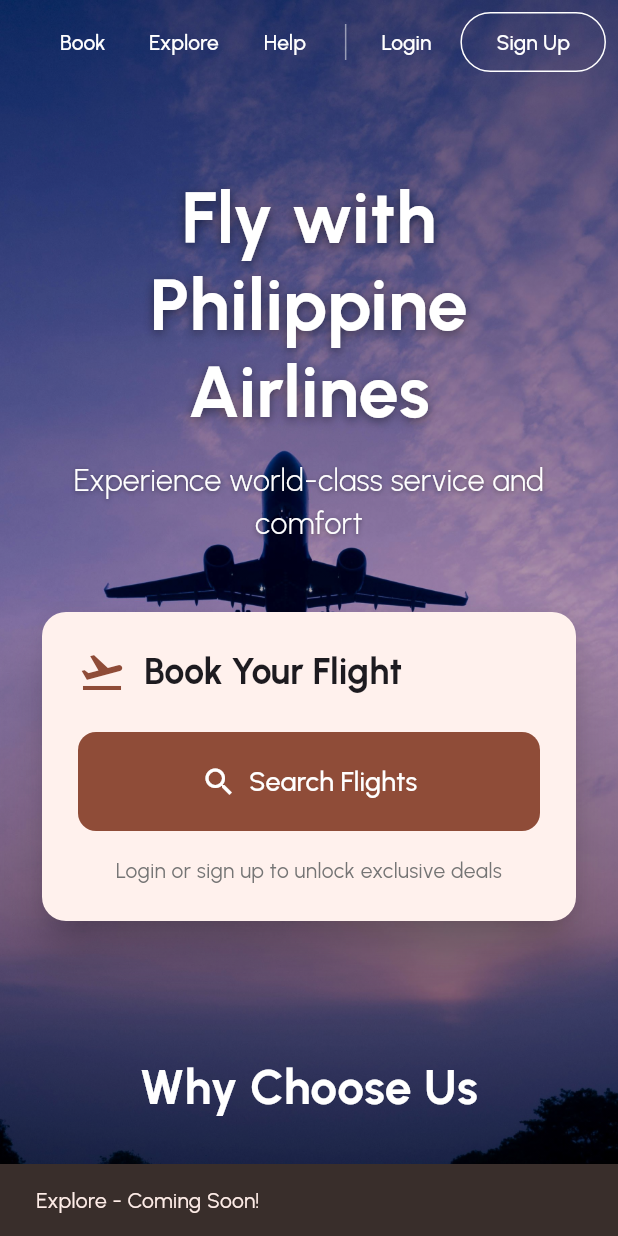
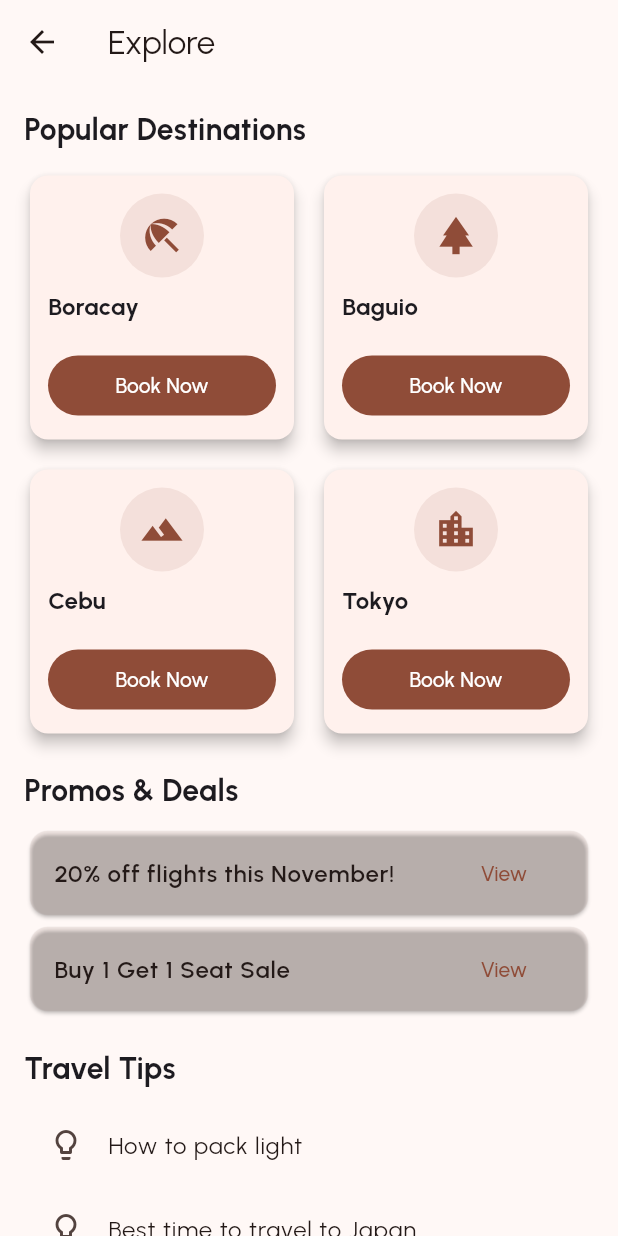
Before and after one commit to Secree/Elective-3---Mobile-App-Development-Project, a Flutter app: the screen it shows after launch, after a tap on "Explore", on a phone screen of 412 x 824 dp. Run offline on Flutter 3.47's test engine with Material 3 defaults, Android fonts, the phone set to English and light mode, and no system bars; our stand-ins replace cloud_firestore, firebase_core, google_fonts, shared_preferences; accounts and stored records are empty.

Commit message:
Explore and About(Help)
nilgayan lng laman ala pa design aligned sa theme halos

```diff
--- a/lib/main.dart
+++ b/lib/main.dart
@@ -6,6 +6,8 @@
 import 'screens/login_page.dart';
 import 'screens/signup_page.dart';
 import 'screens/home_page.dart';
+import 'screens/explore_page.dart';
+import 'screens/help_page.dart';
 import 'screens/reserve_page.dart';
 import 'screens/flight_details_page.dart';
 import 'screens/flight_search_page.dart';
@@ -50,6 +52,8 @@
         '/reserve': (c) => const ReservePage(),
         '/flight_details': (c) => const FlightDetailsPage(),
         '/flight_search': (c) => const FlightSearchPage(),
+        '/explore': (c) => const ExplorePage(),
+        '/help': (c) => const HelpPage(),
       },
     );
   }
--- /dev/null
+++ b/lib/screens/explore_page.dart
@@ -0,0 +1,130 @@
+import 'package:flutter/material.dart';
+
+class ExplorePage extends StatelessWidget {
+  const ExplorePage({super.key});
+
+  final List<Map<String, dynamic>> _destinations = const [
+    {
+      'name': 'Boracay',
+      'description': 'White sand beaches and lively nightlife',
+      'icon': Icons.beach_access,
+    },
+    {
+      'name': 'Baguio',
+      'description': 'Cool mountain air and pine trees',
+      'icon': Icons.park,
+    },
+    {
+      'name': 'Cebu',
+      'description': 'Historical sites and island hopping',
+      'icon': Icons.landscape,
+    },
+    {
+      'name': 'Tokyo',
+      'description': 'Vibrant city life and fantastic food',
+      'icon': Icons.location_city,
+    },
+  ];
+
+  final List<String> _promos = const [
+    '20% off flights this November!',
+    'Buy 1 Get 1 Seat Sale',
+  ];
+
+  final List<String> _tips = const [
+    'How to pack light',
+    'Best time to travel to Japan',
+  ];
+
+  @override
+  Widget build(BuildContext context) {
+    return Scaffold(
+      appBar: AppBar(
+        title: const Text('Explore'),
+        backgroundColor: Colors.transparent,
+        elevation: 0,
+      ),
+      body: SingleChildScrollView(
+        padding: const EdgeInsets.all(16),
+        child: Column(
+          crossAxisAlignment: CrossAxisAlignment.start,
+          children: [
+            const Text('Popular Destinations', style: TextStyle(fontSize: 20, fontWeight: FontWeight.bold)),
+            const SizedBox(height: 12),
+            GridView.count(
+              crossAxisCount: MediaQuery.of(context).size.width > 600 ? 4 : 2,
+              shrinkWrap: true,
+              physics: const NeverScrollableScrollPhysics(),
+              crossAxisSpacing: 12,
+              mainAxisSpacing: 12,
+              children: _destinations.map((d) {
+                return Card(
+                  elevation: 4,
+                  shape: RoundedRectangleBorder(borderRadius: BorderRadius.circular(12)),
+                  child: Padding(
+                    padding: const EdgeInsets.all(12),
+                    child: Column(
+                      crossAxisAlignment: CrossAxisAlignment.stretch,
+                      children: [
+                        CircleAvatar(
+                          radius: 28,
+                          backgroundColor: Theme.of(context).colorScheme.primary.withOpacity(0.1),
+                          child: Icon(d['icon'] as IconData, size: 30, color: Theme.of(context).colorScheme.primary),
+                        ),
+                        const SizedBox(height: 8),
+                        Text(d['name'] as String, style: const TextStyle(fontSize: 16, fontWeight: FontWeight.bold)),
+                        const SizedBox(height: 6),
+                        Expanded(child: Text(d['description'] as String, style: const TextStyle(fontSize: 12, color: Colors.grey))),
+                        const SizedBox(height: 8),
+                        FilledButton(
+                          onPressed: () {
+                            Navigator.of(context).pushNamed('/flight_search');
+                          },
+                          child: const Text('Book Now'),
+                        ),
+                      ],
+                    ),
+                  ),
+                );
+              }).toList(),
+            ),
+            const SizedBox(height: 20),
+            const Text('Promos & Deals', style: TextStyle(fontSize: 20, fontWeight: FontWeight.bold)),
+            const SizedBox(height: 8),
+            Column(
+              children: _promos.map((p) {
+                return Card(
+                  color: Theme.of(context).colorScheme.primary.withOpacity(0.06),
+                  child: ListTile(
+                    title: Text(p, style: const TextStyle(fontWeight: FontWeight.w600)),
+                    trailing: TextButton(
+                      onPressed: () {
+                        ScaffoldMessenger.of(context).showSnackBar(SnackBar(content: Text('Showing promo: $p')));
+                      },
+                      child: const Text('View'),
+                    ),
+                  ),
+                );
+              }).toList(),
+            ),
+            const SizedBox(height: 20),
+            const Text('Travel Tips', style: TextStyle(fontSize: 20, fontWeight: FontWeight.bold)),
+            const SizedBox(height: 8),
+            Column(
+              children: _tips.map((t) {
+                return ListTile(
+                  leading: const Icon(Icons.lightbulb_outline),
+                  title: Text(t),
+                  onTap: () {
+                    ScaffoldMessenger.of(context).showSnackBar(SnackBar(content: Text(t)));
+                  },
+                );
+              }).toList(),
+            ),
+            const SizedBox(height: 40),
+          ],
+        ),
+      ),
+    );
+  }
+}
--- a/lib/screens/home_page.dart
+++ b/lib/screens/home_page.dart
@@ -146,17 +146,13 @@
           ),
           TextButton(
             onPressed: () {
-              ScaffoldMessenger.of(context).showSnackBar(
-                const SnackBar(content: Text('Explore - Coming Soon!')),
-              );
+              Navigator.of(context).pushNamed('/explore');
             },
             child: const Text('Explore', style: TextStyle(color: Colors.white)),
           ),
           TextButton(
             onPressed: () {
-              ScaffoldMessenger.of(context).showSnackBar(
-                const SnackBar(content: Text('Help - Coming Soon!')),
-              );
+              Navigator.of(context).pushNamed('/help');
             },
             child: const Text('Help', style: TextStyle(color: Colors.white)),
           ),
```
Also changed, not shown: lib/screens/help_page.dart (added, +97 -0 lines).
